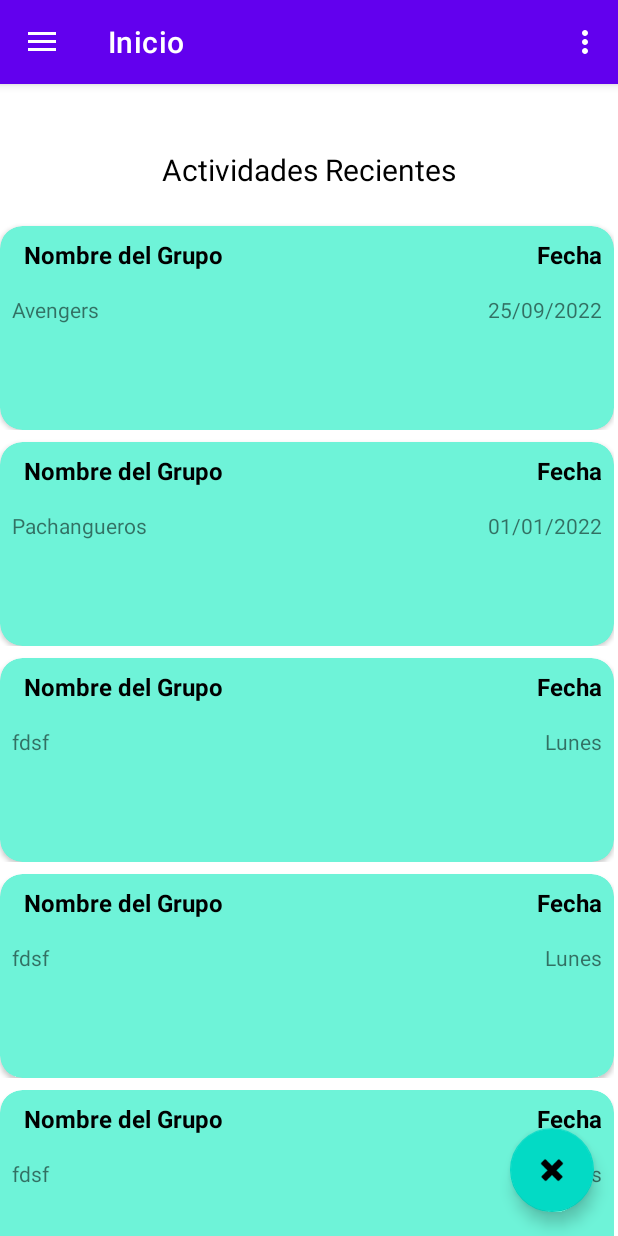
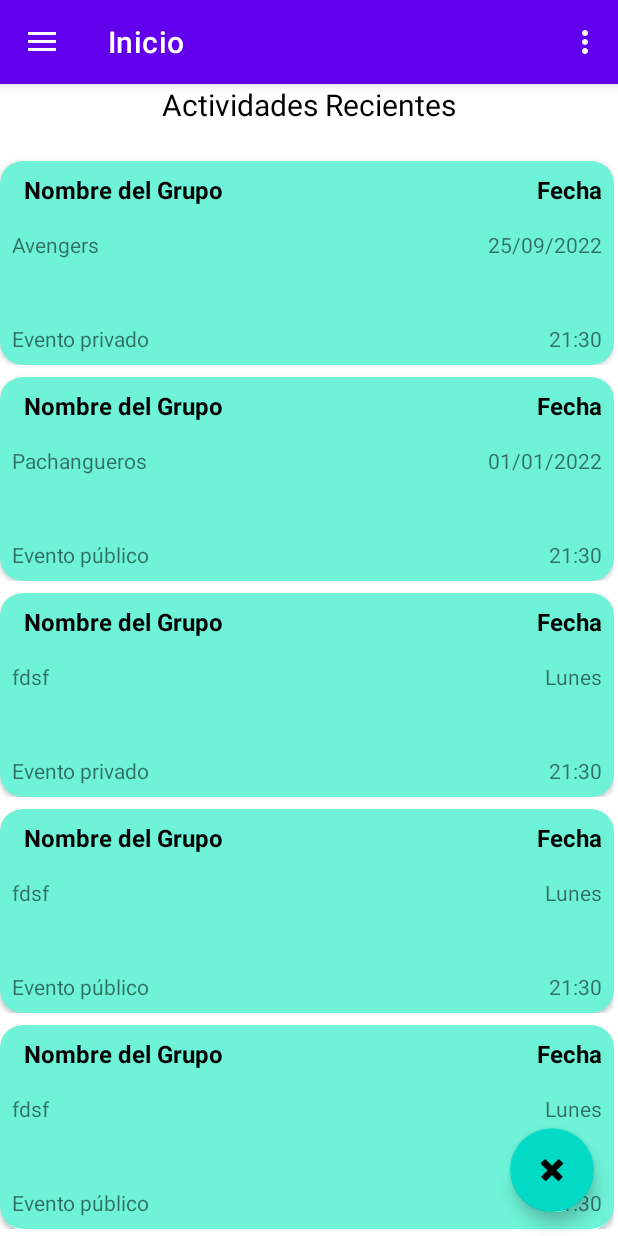
Before and after one commit to vikiii22/ProyectoFinal, an Android app: the InicioActivity screen opened directly, with no data from a screen before it, on a phone screen of 412 x 824 dp. Run offline under Robolectric (Android 15) with nearby library versions, the phone set to English and light mode, and no system bars; our stand-ins replace Firebase (no records; nobody signed in at launch, a user with empty details on screens opened directly), navigation-ui.

Commit message:
Eventos públicos y privados

```diff
--- a/app/src/main/java/com/example/pachanga_joseasanchezlopez/InicioActivity.java
+++ b/app/src/main/java/com/example/pachanga_joseasanchezlopez/InicioActivity.java
@@ -28,6 +28,7 @@ public class InicioActivity extends AppCompatActivity {
     private AppBarConfiguration mAppBarConfiguration;
     private ActivityInicioBinding binding;
     private FirebaseAuth auth;
+    private TextView tvNombre;
 
     @Override
     protected void onCreate(Bundle savedInstanceState) {
@@ -62,6 +63,8 @@ public class InicioActivity extends AppCompatActivity {
     public boolean onCreateOptionsMenu(Menu menu) {
         // Inflate the menu; this adds items to the action bar if it is present.
         getMenuInflater().inflate(R.menu.inicio, menu);
+        tvNombre=binding.getRoot().findViewById(R.id.tvNombre);
+        tvNombre.setText(auth.getCurrentUser().getDisplayName());
         return true;
     }
 
--- a/app/src/main/java/com/example/pachanga_joseasanchezlopez/ui/adapter/EventoAdapter.java
+++ b/app/src/main/java/com/example/pachanga_joseasanchezlopez/ui/adapter/EventoAdapter.java
@@ -37,6 +37,12 @@ public class EventoAdapter extends RecyclerView.Adapter<EventoAdapter.EventoView
         holder.tvFechaPachanga.setText(eventos.get(position).getFecha());
         holder.tvHoraEvento.setText(eventos.get(position).getHora());
 
+        if (!eventos.get(position).getPrivado().equals(true)){
+            holder.tvPrivado.setText("Evento público");
+        }else{
+            holder.tvPrivado.setText("Evento privado");
+        }
+
         holder.cvEvento.setOnClickListener(new View.OnClickListener() {
             @Override
             public void onClick(View view) {
@@ -51,7 +57,7 @@ public class EventoAdapter extends RecyclerView.Adapter<EventoAdapter.EventoView
     }
 
     public static class EventoViewHolder extends RecyclerView.ViewHolder {
-        TextView tvNombrePachanga, tvFechaPachanga, tvHoraEvento;
+        TextView tvNombrePachanga, tvFechaPachanga, tvHoraEvento, tvPrivado;
         CardView cvEvento;
 
         public EventoViewHolder(@NonNull View itemView) {
@@ -59,6 +65,7 @@ public class EventoAdapter extends RecyclerView.Adapter<EventoAdapter.EventoView
             tvNombrePachanga = (TextView) itemView.findViewById(R.id.tvNombrePachanga);
             tvFechaPachanga = itemView.findViewById(R.id.tvFechaPachanga);
             tvHoraEvento=itemView.findViewById(R.id.tvHoraEvento);
+            tvPrivado=itemView.findViewById(R.id.tvPrivado);
             cvEvento=itemView.findViewById(R.id.cvEvento);
         }
     }
--- a/app/src/main/java/com/example/pachanga_joseasanchezlopez/ui/events/NuevoEvento.java
+++ b/app/src/main/java/com/example/pachanga_joseasanchezlopez/ui/events/NuevoEvento.java
@@ -7,23 +7,26 @@ public class NuevoEvento {
     public String lugar;
     public String nombre;
     public String hora;
+    public Boolean privado;
 
-
-    public NuevoEvento(String fecha, String lugar, String nombre) {
-        this.fecha = fecha;
-        this.lugar = lugar;
-        this.nombre = nombre;
-    }
-
-    public NuevoEvento(String fecha, String lugar, String nombre, String hora) {
+    public NuevoEvento(String fecha, String lugar, String nombre, String hora, Boolean privado) {
         this.fecha = fecha;
         this.lugar = lugar;
         this.nombre = nombre;
         this.hora = hora;
+        this.privado = privado;
     }
 
     public NuevoEvento() {
 
+    }
+
+    public Boolean getPrivado() {
+        return privado;
+    }
+
+    public void setPrivado(Boolean privado) {
+        this.privado = privado;
     }
 
     public String getHora() {
--- a/app/src/main/java/com/example/pachanga_joseasanchezlopez/ui/home/HomeFragment.java
+++ b/app/src/main/java/com/example/pachanga_joseasanchezlopez/ui/home/HomeFragment.java
@@ -44,7 +44,6 @@ public class HomeFragment extends Fragment {
 
     private FragmentHomeBinding binding;
     private FirebaseAuth auth;
-    private TextView tvCorreo, tvNombreUsuario;
     private RecyclerView rvEventos;
     private ArrayList<NuevoEvento> eventos;
     private EventoAdapter adapter;
@@ -63,12 +62,8 @@ public class HomeFragment extends Fragment {
 
         binding = FragmentHomeBinding.inflate(inflater, container, false);
         View root = binding.getRoot();
-        tvCorreo = root.findViewById(R.id.tvCorreoUsuario);
-        tvNombreUsuario = root.findViewById(R.id.tvNombreUsuario);
         auth = FirebaseAuth.getInstance();
 
-        tvCorreo.setText(auth.getCurrentUser().getEmail());
-        tvNombreUsuario.setText(auth.getCurrentUser().getDisplayName());
 
         eventos = new ArrayList<>();
         rvEventos = root.findViewById(R.id.rvEventos);
@@ -78,19 +73,18 @@ public class HomeFragment extends Fragment {
 
         adapter = new EventoAdapter(eventos);
         rvEventos.setAdapter(adapter);
-        /*final TextView textView = binding.textHome;
-        homeViewModel.getText().observe(getViewLifecycleOwner(), textView::setText);*/
+
+        cargarDatos();
         return root;
     }
     ArrayList<NuevoEvento> recogidos=new ArrayList<>();
 
     private void llenarLista() {
-        cargarDatos();
-        eventos.add(new NuevoEvento("25/09/2022", "Mi casa", "Avengers"));
-        eventos.add(new NuevoEvento("01/01/2022", "Mi casa", "Pachangueros"));
-        eventos.add(new NuevoEvento("Lunes", "Mi casa", "fdsf"));
-        eventos.add(new NuevoEvento("Lunes", "Mi casa", "fdsf"));
-        eventos.add(new NuevoEvento("Lunes", "Mi casa", "fdsf"));
+        eventos.add(new NuevoEvento("25/09/2022", "Mi casa", "Avengers", "21:30", true));
+        eventos.add(new NuevoEvento("01/01/2022", "Mi casa", "Pachangueros", "21:30", false));
+        eventos.add(new NuevoEvento("Lunes", "Mi casa", "fdsf", "21:30",true));
+        eventos.add(new NuevoEvento("Lunes", "Mi casa", "fdsf", "21:30",false));
+        eventos.add(new NuevoEvento("Lunes", "Mi casa", "fdsf", "21:30", false));
         for (NuevoEvento n: recogidos) {
             eventos.add(n);
         }
@@ -103,10 +97,7 @@ public class HomeFragment extends Fragment {
             @Override
             public void onComplete(@NonNull Task<QuerySnapshot> task) {
                 for (QueryDocumentSnapshot t:task.getResult()) {
-                    /*System.out.println(t.getData());
-                    //eventos.add(new NuevoEvento(t.getString("fecha"), t.getString("lugar"), t.getString("nombre")));
-                    System.out.println(t.get("fecha") + " " + t.get("lugar") + " " + t.get("nombre"));*/
-                    recogidos.add(new NuevoEvento(""+t.get("fecha"),""+t.get("lugar"), ""+t.get("nombre"), ""+t.get("hora")));
+                    recogidos.add(new NuevoEvento(""+t.get("fecha"),""+t.get("lugar"), ""+t.get("nombre"), ""+t.get("hora"), t.getBoolean("privado")));
                 }
             }
         });
--- a/app/src/main/java/com/example/pachanga_joseasanchezlopez/ui/slideshow/SlideshowFragment.java
+++ b/app/src/main/java/com/example/pachanga_joseasanchezlopez/ui/slideshow/SlideshowFragment.java
@@ -11,6 +11,7 @@ import androidx.fragment.app.Fragment;
 import androidx.lifecycle.ViewModelProvider;
 
 import com.example.pachanga_joseasanchezlopez.databinding.FragmentSlideshowBinding;
+import com.google.android.gms.maps.SupportMapFragment;
 
 public class SlideshowFragment extends Fragment {
 
@@ -24,8 +25,8 @@ public class SlideshowFragment extends Fragment {
         binding = FragmentSlideshowBinding.inflate(inflater, container, false);
         View root = binding.getRoot();
 
-        /*final TextView textView = binding.textSlideshow;
-        slideshowViewModel.getText().observe(getViewLifecycleOwner(), textView::setText);*/
+
+
         return root;
     }
 
--- a/app/src/main/res/layout/fragment_home.xml
+++ b/app/src/main/res/layout/fragment_home.xml
@@ -12,31 +12,15 @@
         android:layout_height="match_parent">
 
         <TextView
-            android:id="@+id/tvNombreUsuario"
-            android:layout_width="wrap_content"
-            android:layout_height="wrap_content"
-            android:text="TextView"
-            app:layout_constraintEnd_toEndOf="parent"
-            app:layout_constraintTop_toTopOf="parent" />
-
-        <TextView
-            android:id="@+id/tvCorreoUsuario"
-            android:layout_width="wrap_content"
-            android:layout_height="wrap_content"
-            app:layout_constraintStart_toStartOf="parent"
-            app:layout_constraintTop_toTopOf="parent" />
-
-        <TextView
             android:id="@+id/textView2"
             android:layout_width="wrap_content"
             android:layout_height="wrap_content"
-            android:layout_marginTop="24dp"
             android:text="Actividades Recientes"
             android:textColor="#000000"
             android:textSize="20sp"
             app:layout_constraintEnd_toEndOf="parent"
             app:layout_constraintStart_toStartOf="parent"
-            app:layout_constraintTop_toBottomOf="@+id/tvNombreUsuario" />
+            app:layout_constraintTop_toTopOf="parent" />
 
         <androidx.recyclerview.widget.RecyclerView
             android:id="@+id/rvEventos"
--- a/app/src/main/res/layout/item_evento.xml
+++ b/app/src/main/res/layout/item_evento.xml
@@ -87,6 +87,16 @@
                     android:text="Hora"
                     card_view:layout_constraintBottom_toBottomOf="parent"
                     card_view:layout_constraintEnd_toEndOf="@+id/textView6" />
+
+                <TextView
+                    android:id="@+id/tvPrivado"
+                    android:layout_width="wrap_content"
+                    android:layout_height="wrap_content"
+                    android:layout_marginStart="8dp"
+                    android:layout_marginBottom="8dp"
+                    android:text="TextView"
+                    card_view:layout_constraintBottom_toBottomOf="parent"
+                    card_view:layout_constraintStart_toStartOf="parent" />
             </androidx.constraintlayout.widget.ConstraintLayout>
 
         </androidx.cardview.widget.CardView>
```
Also changed, not shown: app/src/main/java/com/example/pachanga_joseasanchezlopez/ui/events/EventsFragment.java (+13 -3 lines), app/src/main/res/layout/fragment_gallery.xml (+16 -5 lines).
